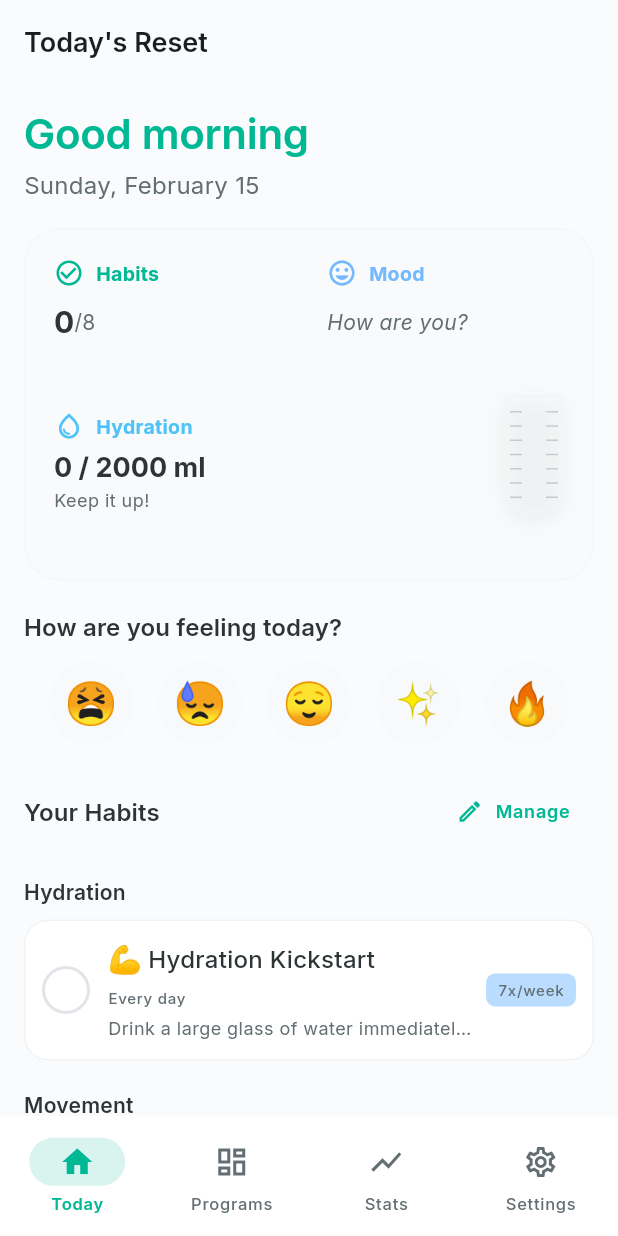
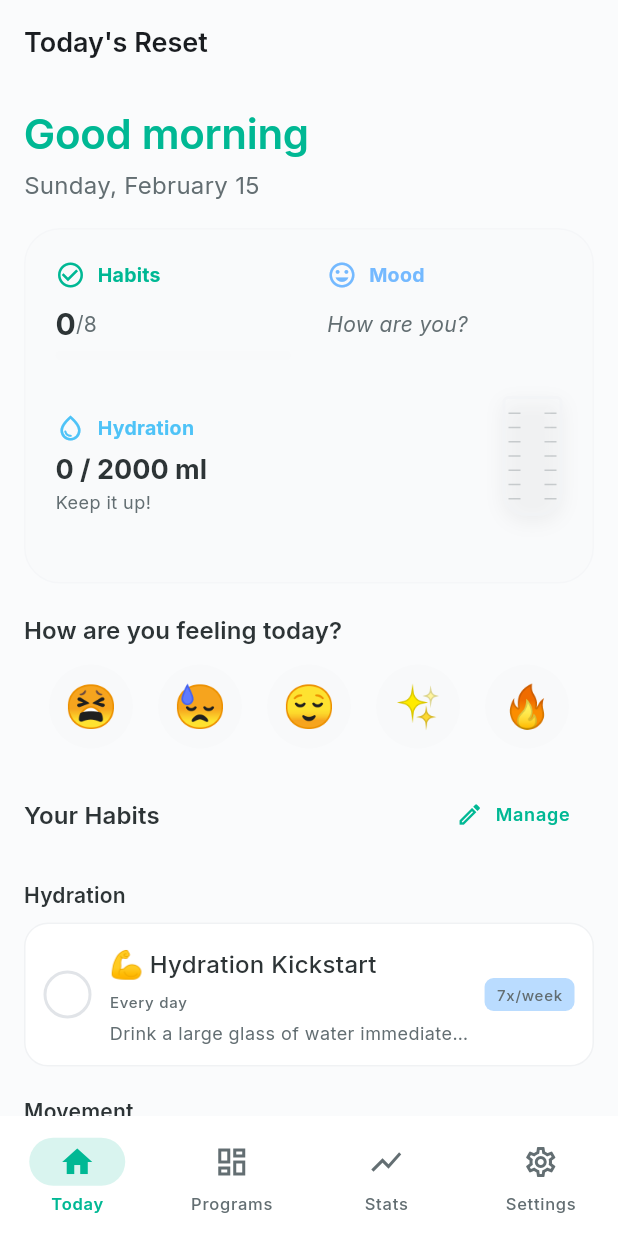
Before and after one commit to Salim113-sys/app, a Flutter app: the screen it shows after launch, after a tap on "Skip", on a phone screen of 412 x 824 dp. Run offline on Flutter 3.47's test engine with Material 3 defaults, Android fonts, the phone set to English and light mode, and no system bars; our stand-ins replace flutter_local_notifications, flutter_timezone, go_router, google_fonts, shared_preferences, timezone.

Commit message:
ui: migrate cards to design system

```diff
--- a/lib/screens/habit_form_screen.dart
+++ b/lib/screens/habit_form_screen.dart
@@ -254,7 +254,8 @@ class _HabitFormScreenState extends State<HabitFormScreen> {
                 style: context.textStyles.titleMedium?.semiBold,
               ),
               const SizedBox(height: AppSpacing.sm),
-              Card(
+              DRCard(
+                padding: EdgeInsets.zero,
                 child: ListTile(
                   leading: Icon(Icons.access_time, color: Theme.of(context).colorScheme.primary),
                   title: Text(
--- a/lib/screens/habits_list_screen.dart
+++ b/lib/screens/habits_list_screen.dart
@@ -34,7 +34,8 @@ class HabitsListScreen extends StatelessWidget {
                   separatorBuilder: (_, __) => const SizedBox(height: AppSpacing.sm),
                   itemBuilder: (context, index) {
                     final habit = habitProvider.habits[index];
-                    return Card(
+                    return DRCard(
+                      padding: EdgeInsets.zero,
                       child: ListTile(
                         contentPadding: AppSpacing.paddingMd,
                         leading: CircleAvatar(
--- a/lib/widgets/habit_card.dart
+++ b/lib/widgets/habit_card.dart
@@ -1,6 +1,7 @@
 import 'package:flutter/material.dart';
 import 'package:daily_reset/models/habit.dart';
 import 'package:daily_reset/theme.dart';
+import 'package:daily_reset/components/core/components.dart';
 
 class HabitCard extends StatelessWidget {
   final Habit habit;
@@ -16,7 +17,8 @@ class HabitCard extends StatelessWidget {
 
   @override
   Widget build(BuildContext context) {
-    return Card(
+    return DRCard(
+      padding: EdgeInsets.zero,
       child: InkWell(
         onTap: onToggle,
         borderRadius: BorderRadius.circular(AppRadius.lg),
--- a/lib/widgets/hydration_controls_card.dart
+++ b/lib/widgets/hydration_controls_card.dart
@@ -2,6 +2,7 @@ import 'package:flutter/material.dart';
 import 'package:provider/provider.dart';
 import 'package:daily_reset/providers/hydration_provider.dart';
 import 'package:daily_reset/theme.dart';
+import 'package:daily_reset/components/core/components.dart';
 import 'package:daily_reset/widgets/water_bottle_fill.dart';
 
 class HydrationControlsCard extends StatelessWidget {
@@ -31,15 +32,13 @@ class HydrationControlsCard extends StatelessWidget {
     // Default quick add buttons: 250ml, 500ml, 1000ml (1L)
     final quickAdds = [250, 500, 1000];
 
-    return Card(
+    return DRCard(
+      padding: EdgeInsets.zero,
       elevation: 0,
-      color: theme.colorScheme.surfaceContainerHighest.withValues(alpha: 0.3),
-      shape: RoundedRectangleBorder(
-        borderRadius: BorderRadius.circular(AppRadius.lg),
-        side: BorderSide(
-          color: theme.colorScheme.outlineVariant.withValues(alpha: 0.5),
-        ),
-      ),
+      backgroundColor:
+          theme.colorScheme.surfaceContainerHighest.withValues(alpha: 0.3),
+      borderRadius: BorderRadius.circular(AppRadius.lg),
+      borderColor: theme.colorScheme.outlineVariant.withValues(alpha: 0.5),
       child: Padding(
         padding: AppSpacing.paddingMd,
         child: Column(
--- a/lib/widgets/mood_trend_chart.dart
+++ b/lib/widgets/mood_trend_chart.dart
@@ -2,6 +2,7 @@ import 'package:flutter/material.dart';
 import 'package:intl/intl.dart';
 import 'package:daily_reset/models/daily_log.dart';
 import 'package:daily_reset/theme.dart';
+import 'package:daily_reset/components/core/components.dart';
 
 class MoodTrendChart extends StatelessWidget {
   final List<MoodLevel?> moods;
@@ -10,7 +11,8 @@ class MoodTrendChart extends StatelessWidget {
 
   @override
   Widget build(BuildContext context) {
-    return Card(
+    return DRCard(
+      padding: EdgeInsets.zero,
       child: Padding(
         padding: AppSpacing.paddingMd,
         child: Column(
--- a/lib/widgets/stat_card.dart
+++ b/lib/widgets/stat_card.dart
@@ -1,6 +1,7 @@
 import 'package:flutter/material.dart';
 import 'package:daily_reset/models/habit.dart';
 import 'package:daily_reset/theme.dart';
+import 'package:daily_reset/components/core/components.dart';
 
 class StatCard extends StatelessWidget {
   final Habit habit;
@@ -16,7 +17,8 @@ class StatCard extends StatelessWidget {
 
   @override
   Widget build(BuildContext context) {
-    return Card(
+    return DRCard(
+      padding: EdgeInsets.zero,
       child: Padding(
         padding: AppSpacing.paddingMd,
         child: Column(
--- a/lib/widgets/today_overview_card.dart
+++ b/lib/widgets/today_overview_card.dart
@@ -2,6 +2,7 @@ import 'package:flutter/material.dart';
 
 import 'package:daily_reset/models/daily_log.dart';
 import 'package:daily_reset/services/streak_service.dart';
+import 'package:daily_reset/components/core/components.dart';
 import 'package:daily_reset/widgets/hydration_glass.dart';
 
 class TodayOverviewCard extends StatelessWidget {
@@ -29,15 +30,13 @@ class TodayOverviewCard extends StatelessWidget {
     final theme = Theme.of(context);
     final habitProgress = totalHabits == 0 ? 0.0 : (completedHabits / totalHabits).clamp(0.0, 1.0);
 
-    return Card(
+    return DRCard(
+      padding: EdgeInsets.zero,
       elevation: 0,
-      color: theme.colorScheme.surfaceContainerHighest.withValues(alpha: 0.3),
-      shape: RoundedRectangleBorder(
-        borderRadius: BorderRadius.circular(24),
-        side: BorderSide(
-          color: theme.colorScheme.outlineVariant.withValues(alpha: 0.5),
-        ),
-      ),
+      backgroundColor:
+          theme.colorScheme.surfaceContainerHighest.withValues(alpha: 0.3),
+      borderRadius: BorderRadius.circular(24),
+      borderColor: theme.colorScheme.outlineVariant.withValues(alpha: 0.5),
       child: Padding(
         padding: const EdgeInsets.all(20),
         child: Column(
```
Also changed, not shown: lib/screens/program_detail_screen.dart (+13 -16 lines), lib/screens/programs_screen.dart (+3 -4 lines), lib/screens/workout_routine_detail_screen.dart (+6 -8 lines).
